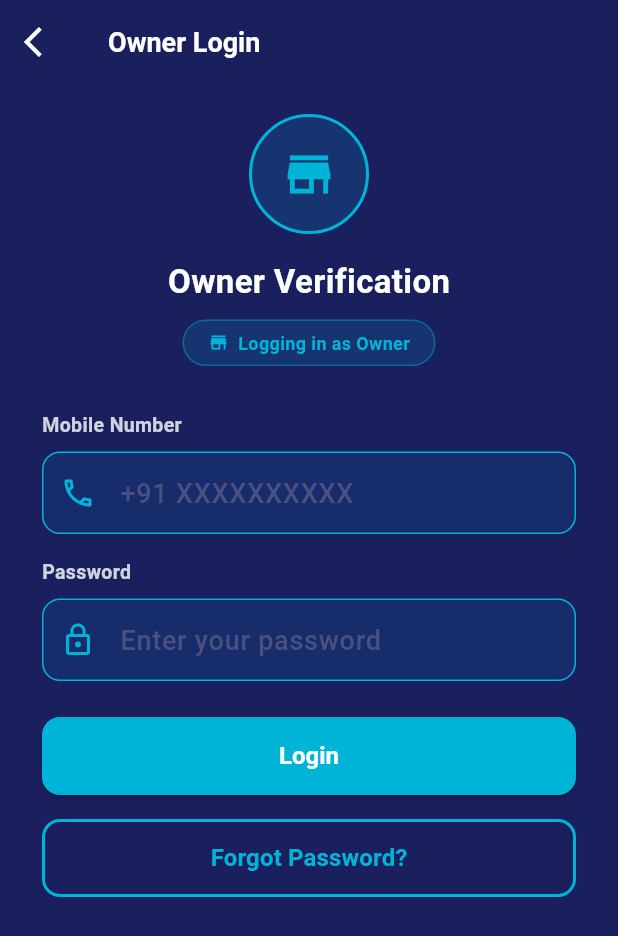
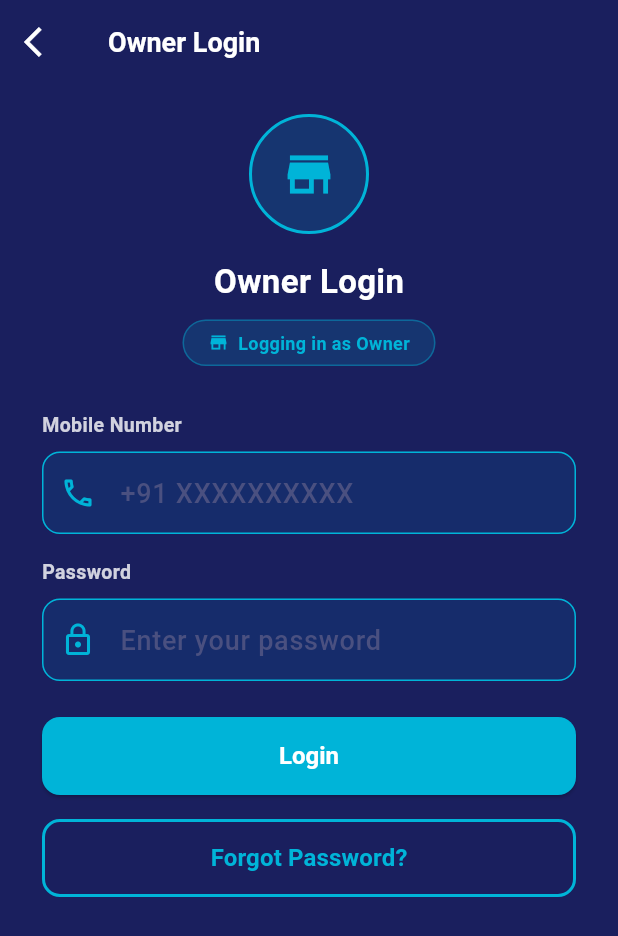
Before and after one commit to ramchandran234/smart-press, a Flutter app: the OtpScreen screen opened by its route, on a phone screen of 412 x 824 dp. Shown: the top 936 px of the screen. Run offline on Flutter 3.47's test engine with Material 3 defaults, Android fonts, the light colour scheme and no system bars; our stand-ins replace cloud_firestore, firebase_core, go_router, shared_preferences; accounts and stored records are empty; network calls fail.

Commit message:
style: rename verification titles to login in login screen to avoid confusion

```diff
--- a/smart_press/lib/features/auth/screens/otp_screen.dart
+++ b/smart_press/lib/features/auth/screens/otp_screen.dart
@@ -162,7 +162,7 @@ class _OtpScreenState extends State<OtpScreen> {
 
             // Title
             Text(
-              isOwner ? 'Owner Verification' : 'Customer Verification',
+              isOwner ? 'Owner Login' : 'Customer Login',
               style: const TextStyle(
                   fontSize: 22,
                   fontWeight: FontWeight.bold,
```
